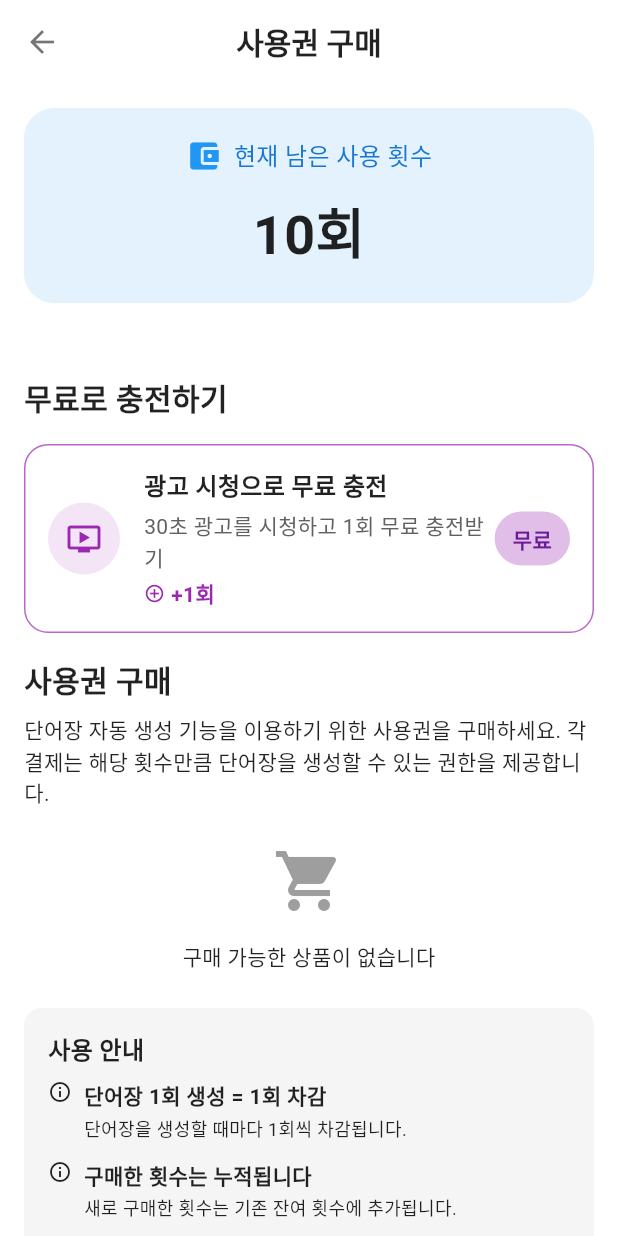
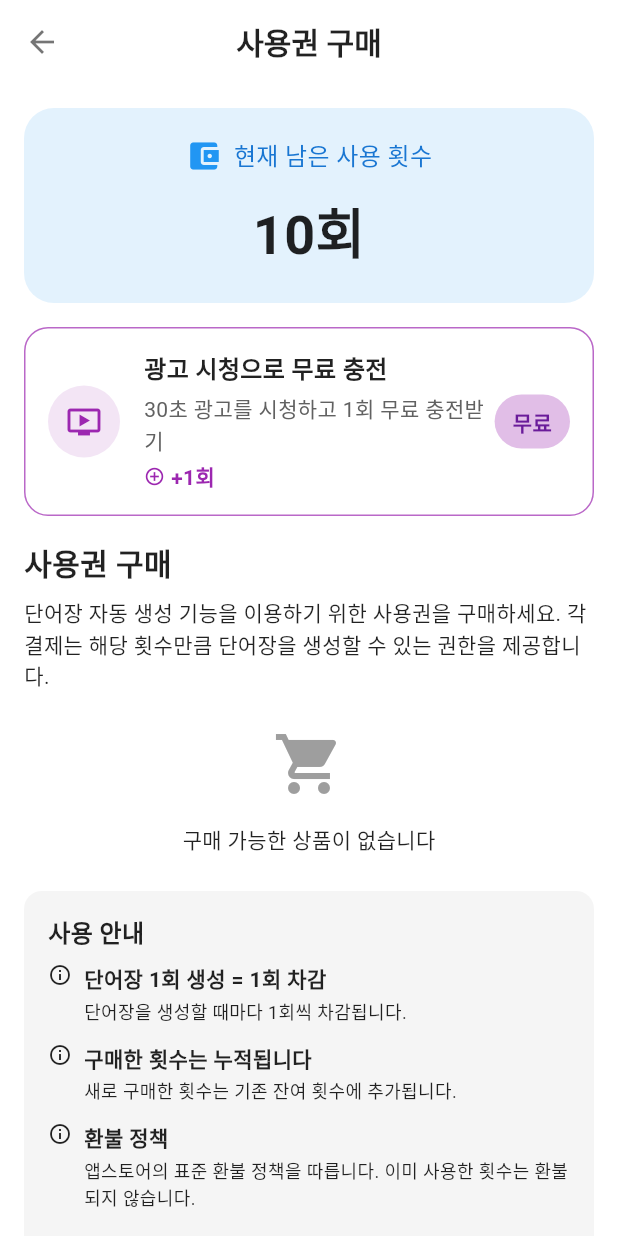
Before and after one commit to taehun2123/voca_app, a Flutter app: the PurchaseScreen screen opened directly, on a phone screen of 412 x 824 dp. Run offline on Flutter 3.47's test engine with Material 3 defaults, Android fonts, the phone set to English and light mode, and no system bars; our stand-ins replace firebase_core, firebase_remote_config, flutter_secure_storage, flutter_tts, google_mobile_ads, image_picker and 3 more; accounts and stored records are empty; Roboto replaces fonts that are missing (Pretendard).

Commit message:
남은 사용량이 0 일때만 무료로 충전하기 표시

```diff
--- a/lib/screens/purchase_screen.dart
+++ b/lib/screens/purchase_screen.dart
@@ -223,10 +223,8 @@ class _PurchaseScreenState extends State<PurchaseScreen> {
                           ],
                         ),
                       ),
-
-                      SizedBox(height: 24),
-                      // 무료 광고 시청 옵션 추가
-                      SizedBox(height: 24),
+                      if (_remainingUsages <= 0) ...[
+                          const SizedBox(height: 24),
                           Text(
                             '무료로 충전하기',
                             style: TextStyle(
@@ -235,6 +233,9 @@ class _PurchaseScreenState extends State<PurchaseScreen> {
                               color: theme.textTheme.titleLarge?.color,
                             ),
                           ),
+                          const SizedBox(height: 16),
+                          _buildWatchAdCard(),
+                      ],
                       SizedBox(height: 16),
                       _buildWatchAdCard(),
                       // 구매 옵션 설명
@@ -383,14 +384,17 @@ class _PurchaseScreenState extends State<PurchaseScreen> {
                         Icon(
                           Icons.add_circle_outline,
                           size: 14,
-                          color:
-                              isDarkMode ? Colors.purple.shade300 : Colors.purple,
+                          color: isDarkMode
+                              ? Colors.purple.shade300
+                              : Colors.purple,
                         ),
                         SizedBox(width: 4),
                         Text(
                           '+1회',
                           style: TextStyle(
-                            color: isDarkMode ? Colors.purple.shade300 : Colors.purple,
+                            color: isDarkMode
+                                ? Colors.purple.shade300
+                                : Colors.purple,
                             fontWeight: FontWeight.bold,
                           ),
                         ),
@@ -460,7 +464,6 @@ class _PurchaseScreenState extends State<PurchaseScreen> {
       });
     }
   }
-
 
   Widget _buildProductCard(ProductDetails product) {
     // 상품 ID에 따라 정보 설정
```
Also changed, not shown: lib/widgets/usage_indicator_widget.dart (+0 -18 lines). Lines whose indentation alone changed are shown as unchanged.
